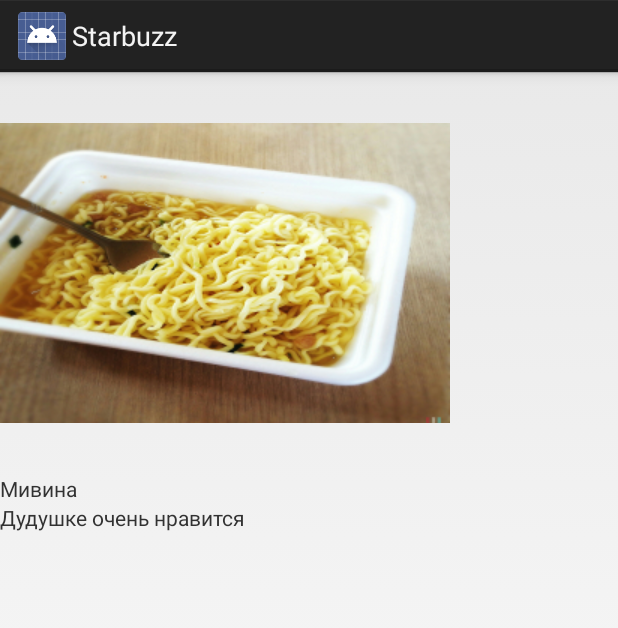
After one commit to FutureAndroidDeveloper/Starbuzz, an Android app: the FoodActivity screen opened directly, with no data from a screen before it, on a phone screen of 412 x 824 dp. The commit adds this screen. Shown: the top 628 px of the screen. Run offline under Robolectric (Android 15) with nearby library versions, the phone set to English and light mode, and no system bars; 1 statement that could not run was skipped.

Commit message:
Добавил реализацию FoodActivity

```diff
--- a/app/src/main/AndroidManifest.xml
+++ b/app/src/main/AndroidManifest.xml
@@ -18,7 +18,8 @@
         </activity>
         <activity android:name=".DrinkCategoryActivity" />
         <activity android:name=".DrinkActivity" />
-        <activity android:name=".FoodCategoryActivity"></activity>
+        <activity android:name=".FoodCategoryActivity" />
+        <activity android:name=".FoodActivity"></activity>
     </application>
 
 </manifest>
--- /dev/null
+++ b/app/src/main/java/com/example/kirill/starbuzz/FoodActivity.java
@@ -0,0 +1,31 @@
+package com.example.kirill.starbuzz;
+
+import android.app.Activity;
+import android.content.Intent;
+import android.os.Bundle;
+import android.widget.ImageView;
+import android.widget.TextView;
+
+public class FoodActivity extends Activity {
+    protected static final String EXTRA_FOODID = "foodId";
+
+    @Override
+    protected void onCreate(Bundle savedInstanceState) {
+        super.onCreate(savedInstanceState);
+        setContentView(R.layout.activity_food);
+
+        int foodId = (Integer) getIntent().getExtras().get(EXTRA_FOODID);
+
+        Food food = Food.foods[foodId];
+
+        TextView name = (TextView) findViewById(R.id.name);
+        name.setText(food.getName());
+
+        TextView description = (TextView) findViewById(R.id.description);
+        description.setText(food.getDescription());
+
+        ImageView photo = (ImageView) findViewById(R.id.photo);
+        photo.setImageResource(food.getImageResourceId());
+        photo.setContentDescription(food.getName());
+    }
+}
--- a/app/src/main/java/com/example/kirill/starbuzz/FoodCategoryActivity.java
+++ b/app/src/main/java/com/example/kirill/starbuzz/FoodCategoryActivity.java
@@ -1,7 +1,10 @@
 package com.example.kirill.starbuzz;
 
 import android.app.Activity;
+import android.content.Intent;
 import android.os.Bundle;
+import android.view.View;
+import android.widget.AdapterView;
 import android.widget.ArrayAdapter;
 import android.widget.ListView;
 
@@ -16,5 +19,17 @@ public class FoodCategoryActivity extends Activity {
 
         ListView listDrink = (ListView) findViewById(R.id.list_food);
         listDrink.setAdapter(adapter);
+
+        AdapterView.OnItemClickListener itemClickListener = new AdapterView.OnItemClickListener() {
+            @Override
+            public void onItemClick(AdapterView<?> ListView, View itemView, int position, long id) {
+                Intent intent = new Intent(FoodCategoryActivity.this, FoodActivity.class);
+
+                intent.putExtra(FoodActivity.EXTRA_FOODID, (int) id);
+                startActivity(intent);
+            }
+        };
+
+        listDrink.setOnItemClickListener(itemClickListener);
     }
 }
--- /dev/null
+++ b/app/src/main/res/layout/activity_food.xml
@@ -0,0 +1,26 @@
+<?xml version="1.0" encoding="utf-8"?>
+<LinearLayout xmlns:android="http://schemas.android.com/apk/res/android"
+    xmlns:tools="http://schemas.android.com/tools"
+    android:layout_width="match_parent"
+    android:layout_height="match_parent"
+    android:orientation="vertical"
+    tools:context=".FoodActivity">
+
+    <ImageView
+        android:id="@+id/photo"
+        android:layout_width="wrap_content"
+        android:layout_height="wrap_content"
+        android:layout_marginTop="34dp" />
+
+    <TextView
+        android:id="@+id/name"
+        android:layout_width="wrap_content"
+        android:layout_height="wrap_content"
+        android:layout_marginTop="34dp" />
+
+    <TextView
+        android:id="@+id/description"
+        android:layout_width="wrap_content"
+        android:layout_height="wrap_content" />
+
+</LinearLayout>
```
